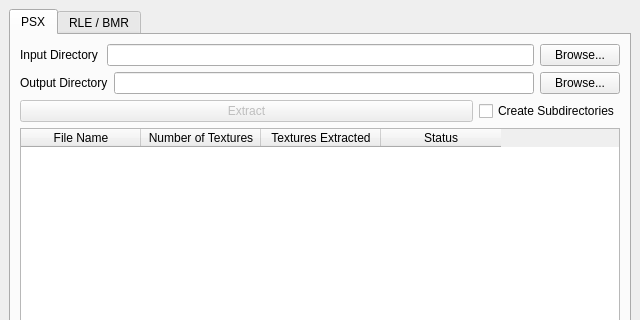
This is extractorUi.ui in slfx77/neversoft-image-tool as Qt 5 draws it before an edit; both pictures show x 0 to 640 and y 0 to 320 of the 640 by 480 pixel window. The edited form follows.
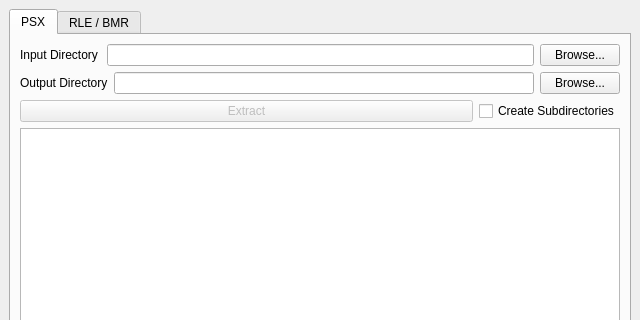
This is the edited form. The open tabs and pages were chosen to show the change.

Patch:
```diff
--- a/extractorUi.ui
+++ b/extractorUi.ui
@@ -161,7 +161,7 @@
              <number>4</number>
             </property>
             <attribute name="horizontalHeaderVisible">
-             <bool>true</bool>
+             <bool>false</bool>
             </attribute>
             <attribute name="horizontalHeaderCascadingSectionResizes">
              <bool>false</bool>
```
Left out of the diff: 2 changed lines with no effect on the pictures.
